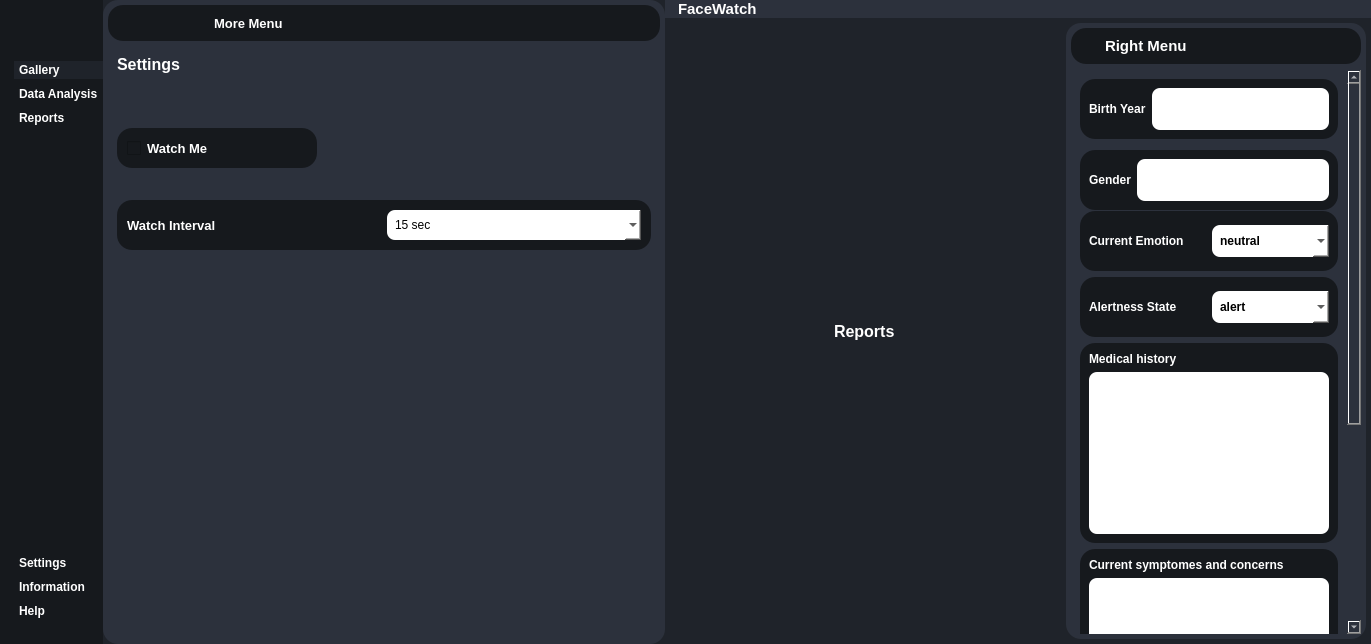
First picture: the form in GUI/interface.ui, repository noureisawy/facewatchdesktop, before the edit.
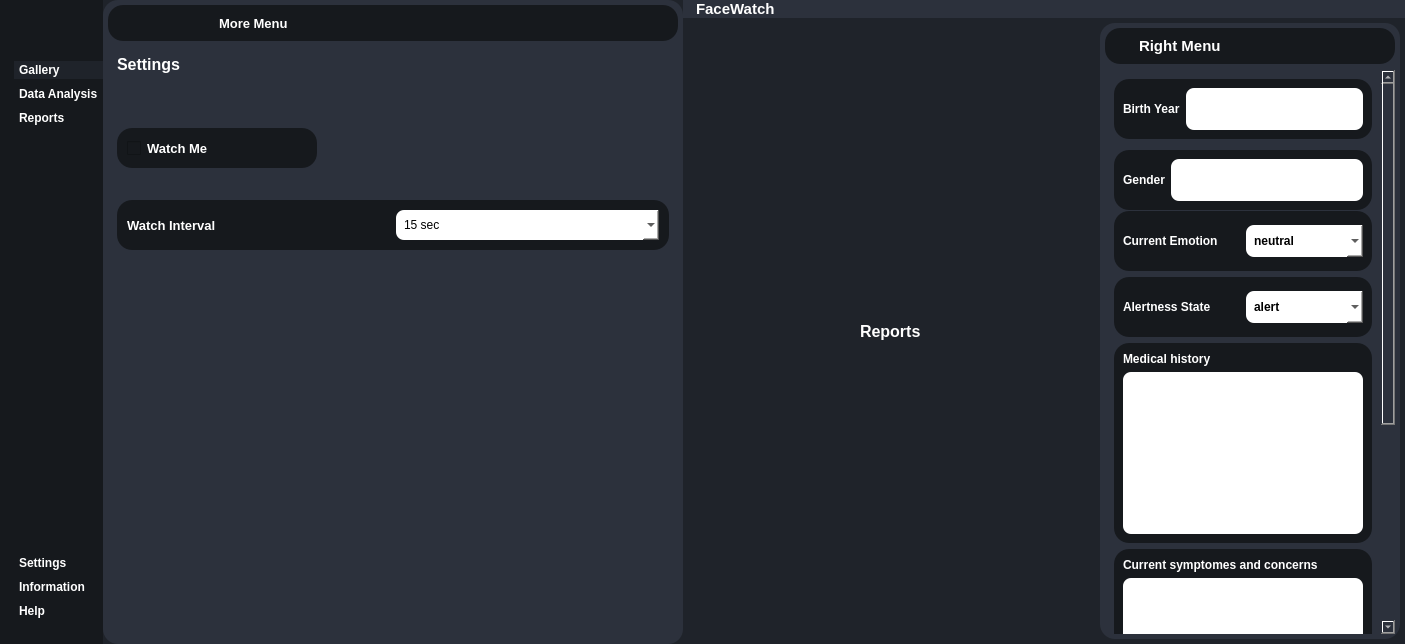
Second picture: the form after the edit. Icons and pictures are not drawn. Custom widgets are drawn as their Qt base class.

```diff
--- a/GUI/interface.ui
+++ b/GUI/interface.ui
@@ -6,7 +6,7 @@
    <rect>
     <x>0</x>
     <y>0</y>
-    <width>1371</width>
+    <width>1405</width>
     <height>644</height>
    </rect>
   </property>
@@ -2372,7 +2372,7 @@
                       <property name="geometry">
                        <rect>
                         <x>0</x>
-                        <y>0</y>
+                        <y>-372</y>
                         <width>269</width>
                         <height>894</height>
                        </rect>
```
Left out of the diff: 2 changed lines with no effect on the pictures.
